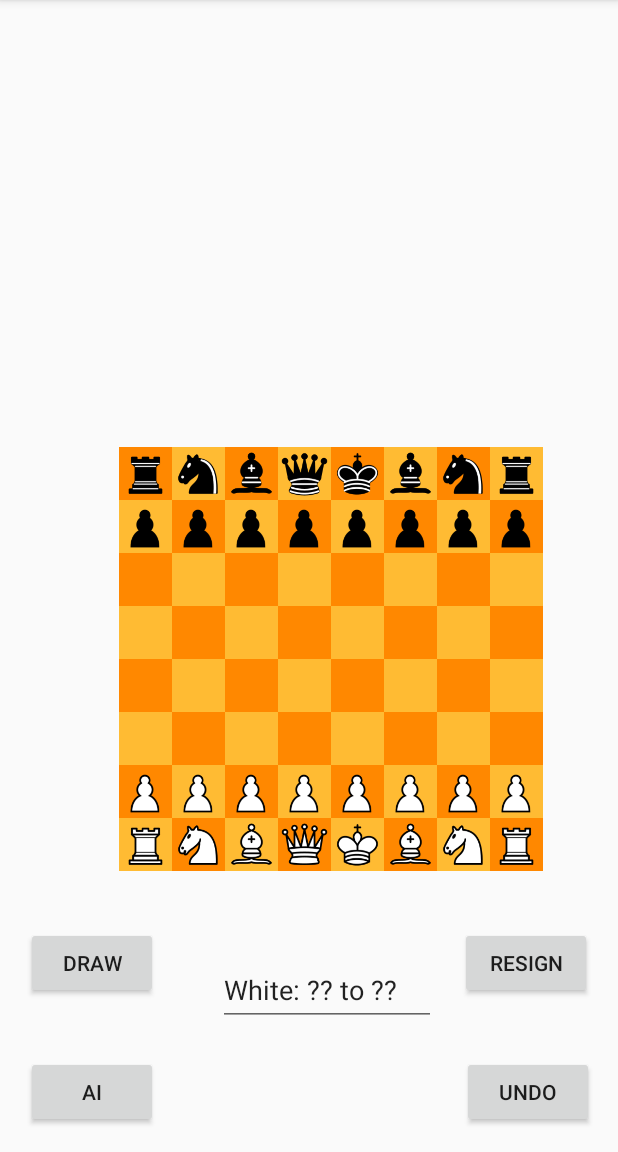
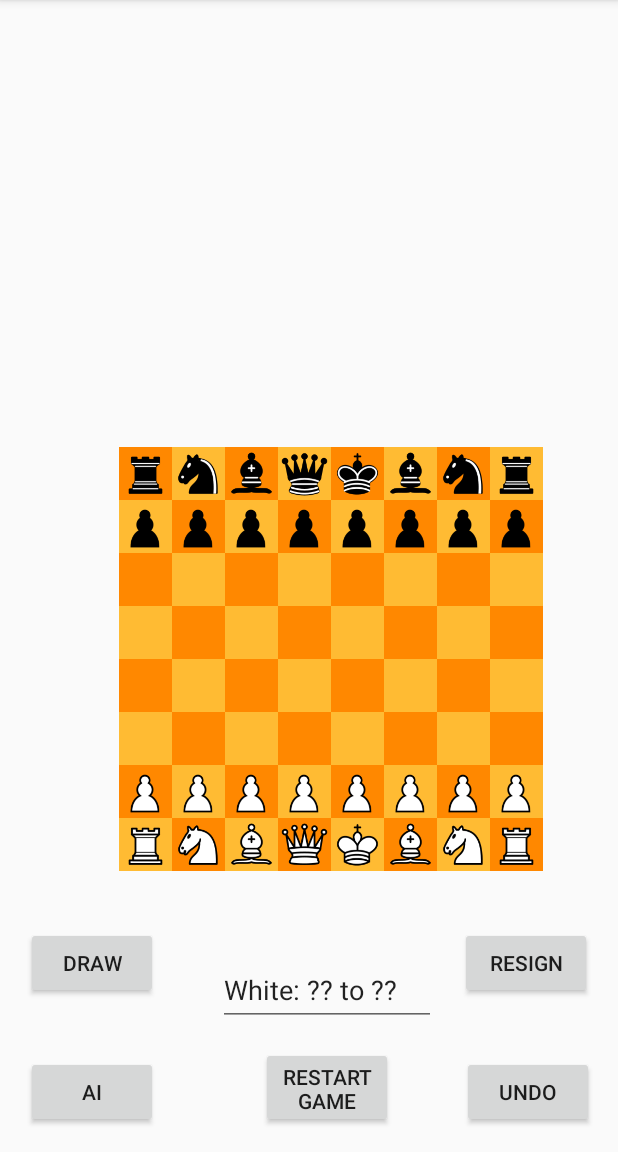
Before and after one commit to jklin1998/android-project-chess-20, an Android app: the screen it shows after launch (MainActivity), on a phone screen of 412 x 824 dp, the part 84-1236 px from its top. Run offline under Robolectric (Android 15) with nearby library versions, the phone set to English and light mode, and no system bars.

Commit message:
Implemented Restart function and few more bug fixes

```diff
--- a/app/src/main/res/layout/activity_main.xml
+++ b/app/src/main/res/layout/activity_main.xml
@@ -605,7 +605,16 @@
         android:layout_marginEnd="16dp"
         android:layout_marginBottom="16dp"
         android:text="@string/undo_button"
-        android:onClick="undo"
+        app:layout_constraintBottom_toBottomOf="parent"
+        app:layout_constraintEnd_toEndOf="parent" />
+
+    <Button
+        android:id="@+id/restart_button"
+        android:layout_width="0dp"
+        android:layout_height="54dp"
+        android:layout_marginEnd="150dp"
+        android:layout_marginBottom="16dp"
+        android:text="@string/restart_button"
         app:layout_constraintBottom_toBottomOf="parent"
         app:layout_constraintEnd_toEndOf="parent" />
 
@@ -616,7 +625,6 @@
         android:layout_marginStart="17dp"
         android:layout_marginBottom="102dp"
         android:text="@string/draw_game"
-        android:onClick="draw"
         app:layout_constraintBottom_toBottomOf="parent"
         app:layout_constraintStart_toStartOf="parent" />
 
--- a/app/src/main/res/values/strings.xml
+++ b/app/src/main/res/values/strings.xml
@@ -1,6 +1,7 @@
 <resources>
     <string name="app_name">Android Project Chess20</string>
     <string name="undo_button">undo</string>
+    <string name="restart_button">restart\ngame</string>
     <string name="draw_game">draw</string>
     <string name="resign_game">resign</string>
     <string name="AI_button">AI</string>
```
Also changed, not shown: app/src/main/java/com/example/androidprojectchess20/MainActivity.java (+47 -26 lines).
